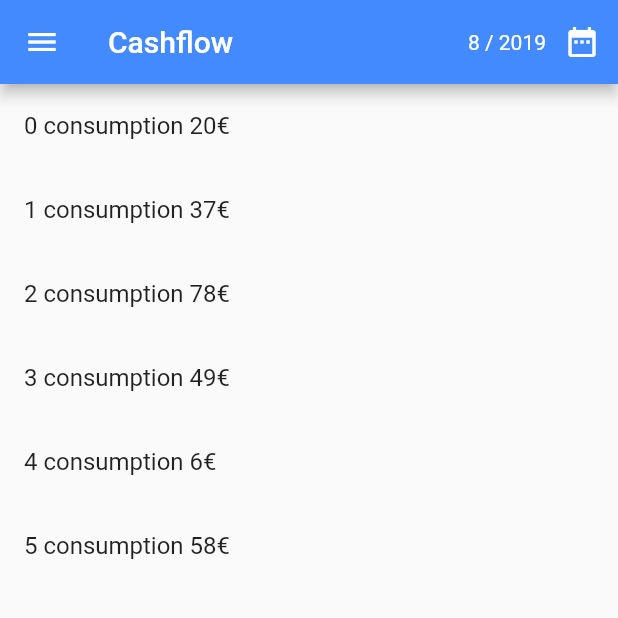
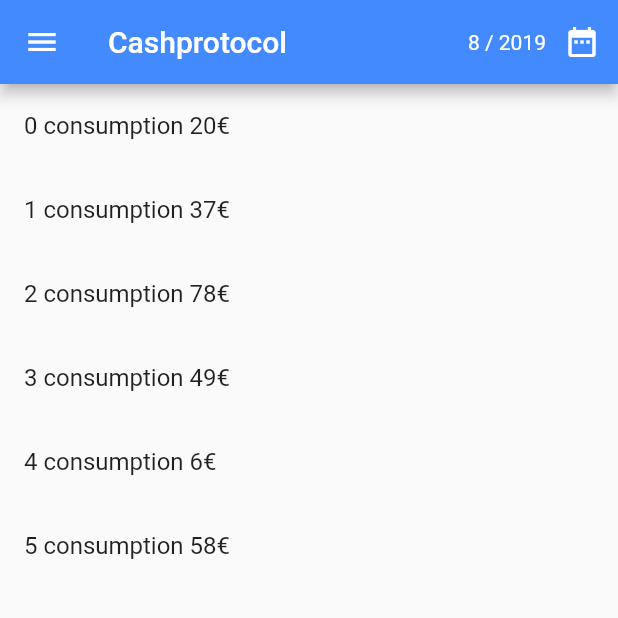
Before and after one commit to Chralt98/Eyemoney, a Flutter app: the screen it shows after launch, in the side drawer, after a tap on the "attach money" icon, on a phone screen of 412 x 824 dp, the top half of it. Run offline on Flutter 3.47's test engine with Material 2 defaults, Android fonts, the phone set to English and light mode, and no system bars; our stand-ins replace month_picker_dialog, shared_preferences.

Commit message:
Edited app name.

```diff
--- a/lib/home.dart
+++ b/lib/home.dart
@@ -92,7 +92,7 @@ class _HomeState extends State<Home> {
                 crossAxisAlignment: CrossAxisAlignment.center,
                 textBaseline: TextBaseline.alphabetic,
                 children: <Widget>[
-                  Text('Cashflow', textScaleFactor: 2, style: TextStyle(color: Colors.white)),
+                  Text('Cashprotocol', textScaleFactor: 2, style: TextStyle(color: Colors.white)),
                   Icon(
                     Icons.monetization_on,
                     size: 50,
--- a/lib/main.dart
+++ b/lib/main.dart
@@ -1,11 +1,7 @@
 import 'package:flutter/material.dart';
+
 import 'home.dart';
 
 void main() {
-  runApp(
-      new MaterialApp(
-        debugShowCheckedModeBanner: false,
-        home: Home(title: 'Cashflow', initialDate: DateTime.now())
-      )
-  );
+  runApp(new MaterialApp(debugShowCheckedModeBanner: false, home: Home(title: 'Cashprotocol', initialDate: DateTime.now())));
 }
--- a/pubspec.yaml
+++ b/pubspec.yaml
@@ -19,7 +19,7 @@ environment:
 dependencies:
   month_picker_dialog: ^0.0.8
   shared_preferences: ^0.5.3+2
-  flutter_masked_text: ^0.7.0
+  sqflite: ^1.1.6
   flutter:
     sdk: flutter
 
```
Also changed, not shown: lib/adding.dart (+27 -2 lines), 3 other files.
